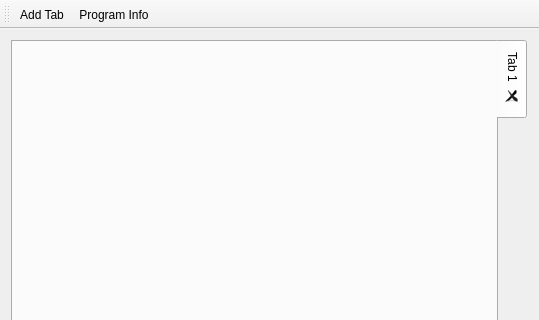
Before: the Qt Designer form mainwindow.ui in chrisdevchroma/fourchan-dl, drawn with Qt 5; both pictures show x 0 to 539 and y 0 to 320 of the 539 by 609 pixel window.
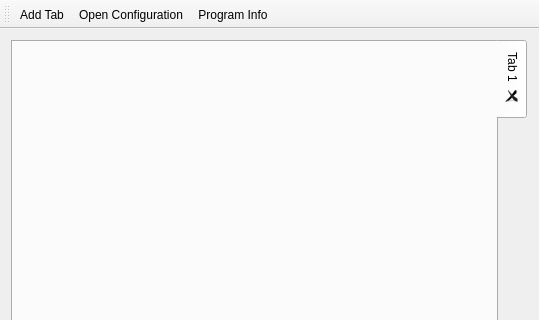
After: the same form once the commit is applied. Icons and pictures are not drawn.

Patch:
```diff
--- a/mainwindow.ui
+++ b/mainwindow.ui
@@ -50,6 +50,7 @@
     <bool>false</bool>
    </attribute>
    <addaction name="actionAdd_Tab"/>
+   <addaction name="actionOpen_Configuration"/>
    <addaction name="actionShowInfo"/>
   </widget>
   <widget class="QStatusBar" name="statusBar"/>
@@ -71,6 +72,15 @@
     <string>Program Info</string>
    </property>
   </action>
+  <action name="actionOpen_Configuration">
+   <property name="icon">
+    <iconset resource="resources.qrc">
+     <normaloff>:/icons/resources/settings.png</normaloff>:/icons/resources/settings.png</iconset>
+   </property>
+   <property name="text">
+    <string>Open Configuration</string>
+   </property>
+  </action>
  </widget>
  <layoutdefault spacing="6" margin="11"/>
  <resources>
```
Left out of the diff: 17 changed lines with no effect on the pictures.
